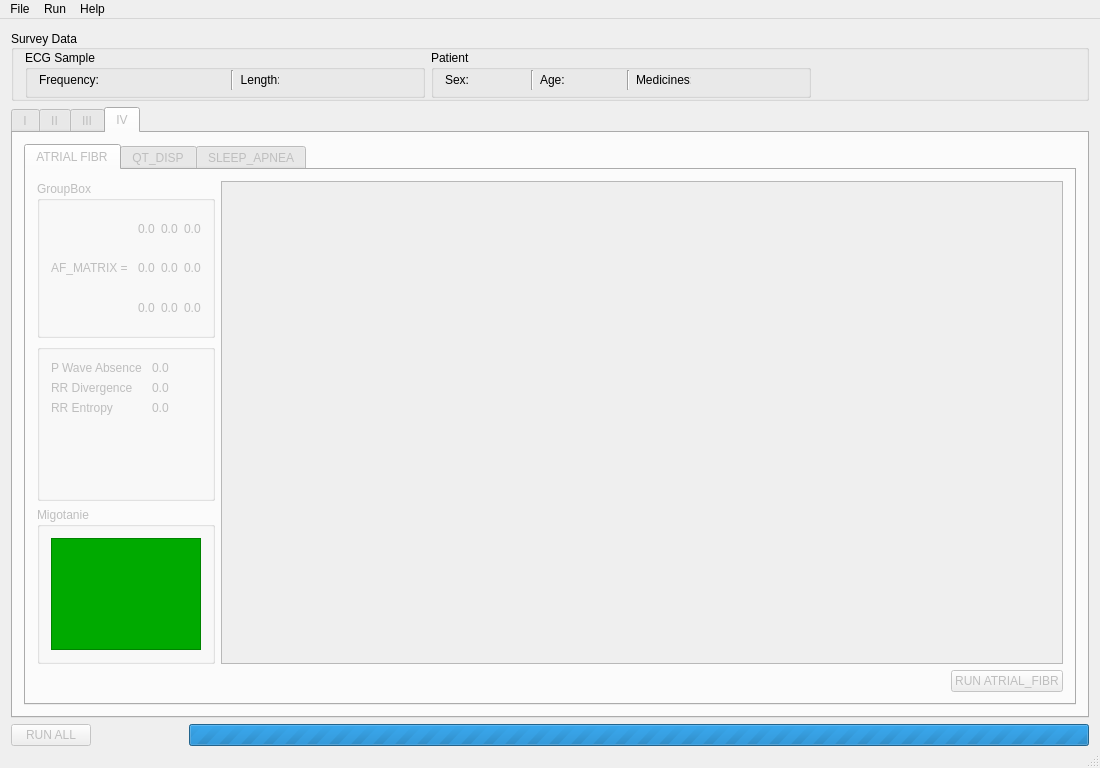
First picture: the form in EKG/Views/airecgmain.ui, repository qwerty90/ProjektEKG, before the edit.
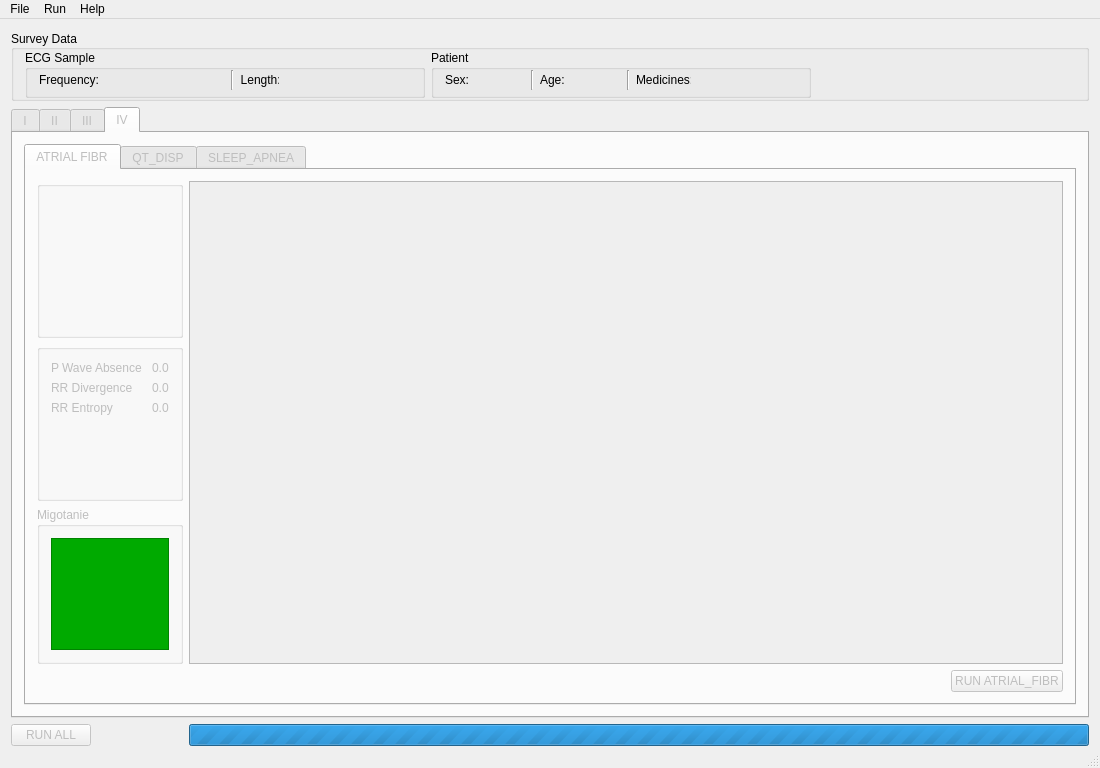
Second picture: the form after the edit. The open tabs and pages were chosen to show the change. Icons and pictures are not drawn.

Commit message: Removed matrix preview

```diff
--- a/EKG/Views/airecgmain.ui
+++ b/EKG/Views/airecgmain.ui
@@ -2866,83 +2866,9 @@
                   <item>
                    <widget class="QGroupBox" name="groupBox_14">
                     <property name="title">
-                     <string>GroupBox</string>
+                     <string/>
                     </property>
-                    <layout class="QGridLayout" name="gridLayout_6">
-                     <item row="0" column="2">
-                      <widget class="QLabel" name="af_matrix21">
-                       <property name="text">
-                        <string>0.0</string>
-                       </property>
-                      </widget>
-                     </item>
-                     <item row="1" column="0">
-                      <widget class="QLabel" name="label_56">
-                       <property name="text">
-                        <string>AF_MATRIX = </string>
-                       </property>
-                      </widget>
-                     </item>
-                     <item row="1" column="1">
-                      <widget class="QLabel" name="af_matrix12">
-                       <property name="text">
-                        <string>0.0</string>
-                       </property>
-                      </widget>
-                     </item>
-                     <item row="0" column="3">
-                      <widget class="QLabel" name="af_matrix31">
-                       <property name="text">
-                        <string>0.0</string>
-                       </property>
-                      </widget>
-                     </item>
-                     <item row="1" column="2">
-                      <widget class="QLabel" name="af_matrix22">
-                       <property name="text">
-                        <string>0.0</string>
-                       </property>
-                      </widget>
-                     </item>
-                     <item row="1" column="3">
-                      <widget class="QLabel" name="af_matrix32">
-                       <property name="text">
-                        <string>0.0</string>
-                       </property>
-                      </widget>
-                     </item>
-                     <item row="2" column="1">
-                      <widget class="QLabel" name="af_matrix13">
-                       <property name="text">
-                        <string>0.0</string>
-                       </property>
-                      </widget>
-                     </item>
-                     <item row="2" column="2">
-                      <widget class="QLabel" name="af_matrix23">
-                       <property name="text">
-                        <string>0.0</string>
-                       </property>
-                      </widget>
-                     </item>
-                     <item row="2" column="3">
-                      <widget class="QLabel" name="af_matrix33">
-                       <property name="text">
-                        <string>0.0</string>
-                       </property>
-                      </widget>
-                     </item>
-                     <item row="0" column="1">
-                      <widget class="QLabel" name="af_matrix11">
-                       <property name="text">
-                        <string>0.0</string>
-                       </property>
-                       <property name="textFormat">
-                        <enum>Qt::AutoText</enum>
-                       </property>
-                      </widget>
-                     </item>
-                    </layout>
+                    <layout class="QGridLayout" name="gridLayout_6"/>
                    </widget>
                   </item>
                   <item>
@@ -3033,8 +2959,8 @@
                     <rect>
                      <x>0</x>
                      <y>0</y>
-                     <width>98</width>
-                     <height>28</height>
+                     <width>869</width>
+                     <height>467</height>
                     </rect>
                    </property>
                   </widget>
```
Left out of the diff: 62 changed lines with no effect on the pictures.
